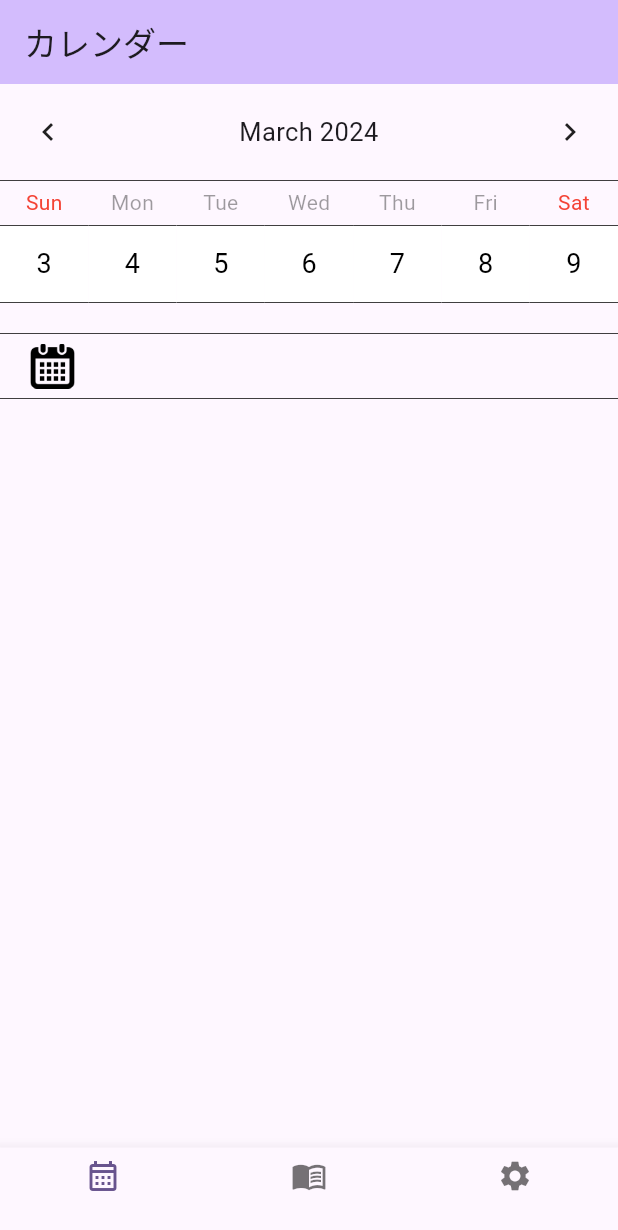
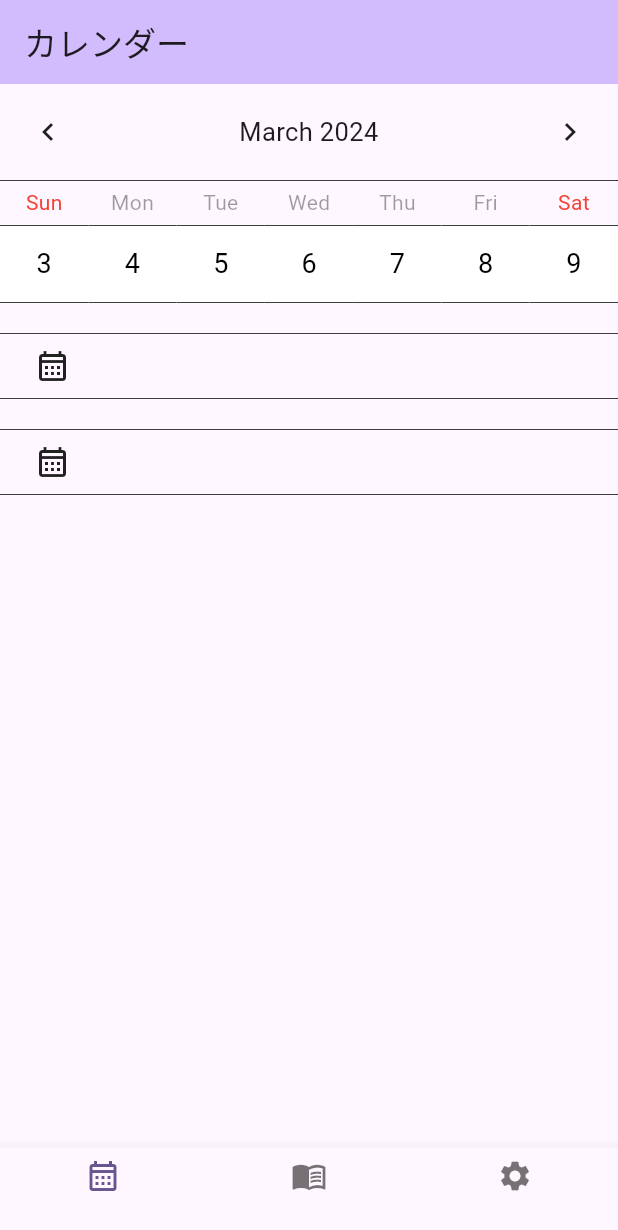
Before and after one commit to diapp0227/diapp_flutter, a Flutter app: the screen it shows after launch, on a phone screen of 412 x 824 dp. Shown: the top 1230 px of the screen. Run offline on Flutter 3.47's test engine with Material 3 defaults, Android fonts, the phone set to English and light mode, and no system bars; drawn by our look-alikes of table_calendar.

Commit message:
[add]ローカルのjsonファイルを読み取り、日付に紐ずいた情報を取得

```diff
--- a/diapp/lib/main.dart
+++ b/diapp/lib/main.dart
@@ -1,3 +1,4 @@
+import 'package:diapp/model/OnMemory.dart';
 import 'package:diapp/view/CalendarWidget.dart';
 import 'package:diapp/view/TabWidget.dart';
 import 'package:flutter/material.dart';
--- /dev/null
+++ b/diapp/lib/model/DiarysModel.dart
@@ -0,0 +1,29 @@
+import 'package:diapp/utils/JsonParser.dart';
+import 'data/Diary.dart';
+
+// 日付に基づいた情報を管理するクラス
+class DiarysModel {
+  List<Diary> _diarysList = [];
+  String _jsonFileName = 'assets/json/diary.json';
+
+  DiarysModel() {
+    parseJson();
+  }
+
+  // ローカルjsonファイル を Listで取得する
+  parseJson() {
+    JsonParser.parseJson(_jsonFileName).then((value) {
+      value.forEach((element) {
+        _diarysList.add(Diary.parseJson(element));
+      });
+      print("complete");
+    });
+  }
+
+  // 指定した日付の情報を取得する
+  Diary getDiary(String date) {
+    return _diarysList.firstWhere((Diary? element) {
+      return element?.dateTime == date;
+    }, orElse: Diary.empty);
+  }
+}
--- /dev/null
+++ b/diapp/lib/model/OnMemory.dart
@@ -0,0 +1,22 @@
+
+import 'DiarysModel.dart';
+import 'data/Diary.dart';
+
+// アプリ内に保持している情報を管理するクラス
+class OnMemory {
+
+  DiarysModel _diaryModel = new DiarysModel();
+
+  static final OnMemory _instance = OnMemory._internal();
+
+  factory OnMemory() {
+    return _instance;
+  }
+
+  OnMemory._internal() {}
+
+  Future<Diary> getDiary(String date) async {
+    print(date);
+    return _diaryModel.getDiary(date);
+  }
+}
--- /dev/null
+++ b/diapp/lib/model/data/Diary.dart
@@ -0,0 +1,18 @@
+
+// 日付に基づいた情報
+class Diary {
+  String? dateTime;
+  String? memo;
+
+  Diary({required this.dateTime, required this.memo });
+
+  Diary.empty() {
+    dateTime = "empty";
+    memo = "";
+  }
+
+  Diary.parseJson(Map<String, dynamic> data) {
+    dateTime = data['dateTime'];
+    memo = data['memo'];
+  }
+}
--- a/diapp/lib/view/CalendarWidget.dart
+++ b/diapp/lib/view/CalendarWidget.dart
@@ -3,6 +3,9 @@ import 'package:flutter/cupertino.dart';
 import 'package:intl/intl.dart';
 import 'package:flutter/material.dart';
 import 'package:table_calendar/table_calendar.dart';
+
+import '../model/OnMemory.dart';
+import '../model/data/Diary.dart';
 
 class CalendarPage extends StatefulWidget {
   const CalendarPage({super.key});
@@ -14,7 +17,9 @@ class CalendarPage extends StatefulWidget {
 class _CalendarPageState extends State<CalendarPage> {
   DateTime _focusedDay = DateTime.now();
   DateTime? _selectedDay;
-  final formatter = DateFormat('yyyy年M月d日');
+  String _memo = "";
+  final formatter = DateFormat('yyyy-MM-dd');
+  OnMemory _onMemory = OnMemory();
 
   // 選択した日付の表示用文字列
   String selectedDateTimeString() {
@@ -64,6 +69,23 @@ class _CalendarPageState extends State<CalendarPage> {
     }
   }
 
+  updateDiaryData() {
+    print("updateDiaryData()");
+    DateTime? dateTime = _selectedDay;
+    if (dateTime == null) {
+      reloadViewData(null);
+      return;
+    }
+
+    _onMemory.getDiary(selectedDateTimeString()).then((value) {
+      reloadViewData(value);
+    }) ;
+  }
+
+  reloadViewData(Diary? diary) {
+    _memo = diary?.memo ?? "";
+  }
+
   @override
   Widget build(BuildContext context) {
     return Scaffold(
@@ -89,6 +111,8 @@ class _CalendarPageState extends State<CalendarPage> {
               setState(() {
                 _selectedDay = selectedDay;
                 _focusedDay = focusedDay;
+                // カレンダー情報を画面更新
+                updateDiaryData();
               });
             },
             onPageChanged: (focusedDay) {
@@ -140,7 +164,7 @@ class _CalendarPageState extends State<CalendarPage> {
                   Container(
                       width: 30,
                       height: 30,
-                      child: Image.asset('assets/icon_calendar.png')
+                      child: Icon(Icons.calendar_month_outlined)
                   ),
                   SizedBox(
                     width: 20,
@@ -156,7 +180,45 @@ class _CalendarPageState extends State<CalendarPage> {
                     ),
                   ),
                 ],
-              )),
+              )
+          ),
+          SizedBox(
+            height: 20,
+          ),
+
+          Container(
+              decoration: BoxDecoration(
+                  border: Border(
+                    top: commonBorderSide(0.5),
+                    bottom: commonBorderSide(0.5),
+                  )),
+              child: Row(
+                children: [
+                  SizedBox(
+                    width: 20,
+                  ),
+                  Container(
+                      width: 30,
+                      height: 30,
+                      child: Icon(Icons.calendar_month_outlined)
+                  ),
+                  SizedBox(
+                    width: 20,
+                  ),
+                  Align(
+                    alignment: Alignment.centerLeft,
+                    child: Text(
+                      _memo,
+                      style: TextStyle(
+                        color: Colors.black87,
+                        fontSize: 30,
+                      ),
+                    ),
+                  ),
+                ],
+              )
+          ),
+
         ],
       ),
     );
--- a/diapp/pubspec.yaml
+++ b/diapp/pubspec.yaml
@@ -60,7 +60,8 @@ flutter:
 
   # To add assets to your application, add an assets section, like this:
   assets:
-   - assets/
+   - assets/json/
+   - assets/image/
   #   - images/a_dot_ham.jpeg
 
   # An image asset can refer to one or more resolution-specific "variants", see
```
Also changed, not shown: diapp/assets/json/diary.json (added, +19 -0 lines), diapp/lib/model/data/Tags.dart (added, +9 -0 lines), diapp/lib/utils/JsonParser.dart (added, +11 -0 lines), diapp/assets/icon_calendar.png (deleted).
